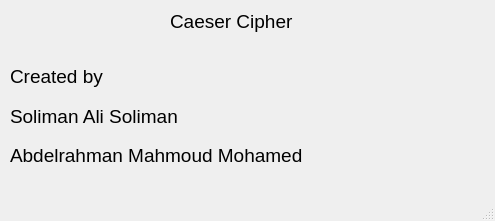
This is UI/about.ui in abdelrahmman97/Caeser-cipher as Qt 5 draws it before an edit. The edited form follows.
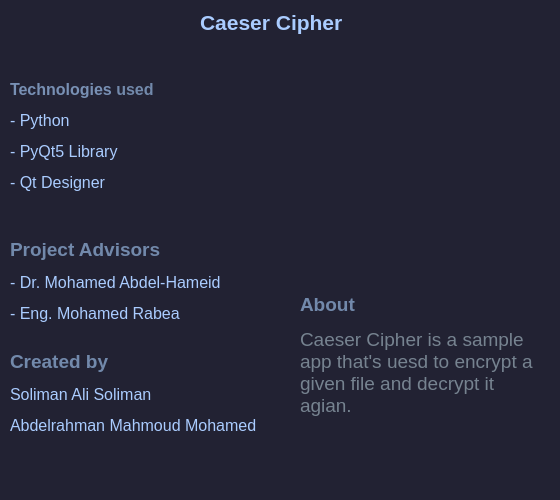
This is the edited form. Icons and pictures are not drawn.

```diff
--- a/UI/about.ui
+++ b/UI/about.ui
@@ -6,111 +6,190 @@
    <rect>
     <x>0</x>
     <y>0</y>
-    <width>495</width>
-    <height>221</height>
+    <width>560</width>
+    <height>500</height>
    </rect>
   </property>
   <property name="minimumSize">
    <size>
-    <width>495</width>
-    <height>0</height>
+    <width>560</width>
+    <height>500</height>
    </size>
   </property>
   <property name="maximumSize">
    <size>
-    <width>495</width>
-    <height>16777215</height>
+    <width>560</width>
+    <height>500</height>
    </size>
   </property>
   <property name="windowTitle">
    <string>About</string>
   </property>
+  <property name="windowIcon">
+   <iconset>
+    <normaloff>resources/001-code.png</normaloff>resources/001-code.png</iconset>
+  </property>
+  <property name="styleSheet">
+   <string notr="true">background-color: rgb(34, 34, 51);</string>
+  </property>
   <widget class="QWidget" name="centralwidget">
    <widget class="QLabel" name="label_2">
     <property name="geometry">
      <rect>
-      <x>170</x>
+      <x>200</x>
       <y>10</y>
-      <width>141</width>
-      <height>23</height>
+      <width>144</width>
+      <height>25</height>
      </rect>
     </property>
     <property name="font">
      <font>
-      <pointsize>14</pointsize>
-      <weight>50</weight>
-      <bold>false</bold>
+      <pointsize>16</pointsize>
+      <weight>75</weight>
+      <bold>true</bold>
      </font>
     </property>
+    <property name="styleSheet">
+     <string notr="true">color:rgb(170, 204, 255);</string>
+    </property>
     <property name="text">
      <string>Caeser Cipher</string>
     </property>
-    <property name="alignment">
-     <set>Qt::AlignLeading|Qt::AlignLeft|Qt::AlignVCenter</set>
-    </property>
    </widget>
-   <widget class="QWidget" name="">
+   <widget class="QLabel" name="label_6">
     <property name="geometry">
      <rect>
-      <x>10</x>
-      <y>60</y>
-      <width>293</width>
-      <height>112</height>
+      <x>310</x>
+      <y>50</y>
+      <width>230</width>
+      <height>230</height>
      </rect>
     </property>
-    <layout class="QVBoxLayout" name="verticalLayout">
-     <item>
+    <property name="pixmap">
+     <pixmap>../../../computer-vision-project/Icons/000-code.png</pixmap>
+    </property>
+    <property name="scaledContents">
+     <bool>true</bool>
+    </property>
+    <property name="alignment">
+     <set>Qt::AlignCenter</set>
+    </property>
+    <property name="margin">
+     <number>5</number>
+    </property>
+   </widget>
       <widget class="QLabel" name="label_3">
+    <property name="geometry">
+     <rect>
+      <x>300</x>
+      <y>280</y>
+      <width>241</width>
+      <height>151</height>
+     </rect>
+    </property>
        <property name="font">
         <font>
          <pointsize>14</pointsize>
-         <weight>50</weight>
-         <bold>false</bold>
+      <weight>75</weight>
+      <bold>true</bold>
         </font>
        </property>
        <property name="text">
-        <string>Created by</string>
-       </property>
-       <property name="alignment">
-        <set>Qt::AlignLeading|Qt::AlignLeft|Qt::AlignVCenter</set>
-       </property>
-      </widget>
-     </item>
-     <item>
-      <widget class="QLabel" name="label_5">
+     <string>&lt;html&gt;&lt;head/&gt;&lt;body&gt;&lt;p&gt;&lt;span style=&quot; color:#7289ab;&quot;&gt;About &lt;/span&gt;&lt;/p&gt;&lt;p&gt;&lt;span style=&quot; font-family:'Consolas','Courier New','monospace'; font-weight:400; color:#768390;&quot;&gt;Caeser Cipher is a sample app that's uesd to encrypt a given file and decrypt it agian.&lt;/span&gt;&lt;/p&gt;&lt;/body&gt;&lt;/html&gt;</string>
+    </property>
+    <property name="textFormat">
+     <enum>Qt::RichText</enum>
+    </property>
+    <property name="wordWrap">
+     <bool>true</bool>
+    </property>
+   </widget>
+   <widget class="QLabel" name="label_7">
+    <property name="geometry">
+     <rect>
+      <x>10</x>
+      <y>220</y>
+      <width>269</width>
+      <height>121</height>
+     </rect>
+    </property>
        <property name="font">
         <font>
          <pointsize>14</pointsize>
-         <weight>50</weight>
-         <bold>false</bold>
+      <weight>75</weight>
+      <bold>true</bold>
         </font>
        </property>
        <property name="text">
-        <string>Soliman Ali Soliman</string>
-       </property>
-       <property name="alignment">
-        <set>Qt::AlignLeading|Qt::AlignLeft|Qt::AlignVCenter</set>
-       </property>
-      </widget>
-     </item>
-     <item>
-      <widget class="QLabel" name="label_4">
+     <string>&lt;html&gt;&lt;head/&gt;&lt;body&gt;&lt;p&gt;&lt;span style=&quot; color:#7289ab;&quot;&gt;Project Advisors&lt;/span&gt;&lt;/p&gt;&lt;p&gt;&lt;span style=&quot; font-size:12pt; font-weight:400; color:#aaccff;&quot;&gt;- Dr. Mohamed Abdel-Hameid&lt;/span&gt;&lt;/p&gt;&lt;p&gt;&lt;span style=&quot; font-size:12pt; font-weight:400; color:#aaccff;&quot;&gt;- Eng. Mohamed Rabea&lt;/span&gt;&lt;/p&gt;&lt;/body&gt;&lt;/html&gt;</string>
+    </property>
+   </widget>
+   <widget class="QSplitter" name="splitter_2">
+    <property name="geometry">
+     <rect>
+      <x>21</x>
+      <y>395</y>
+      <width>16</width>
+      <height>16</height>
+     </rect>
+    </property>
+    <property name="orientation">
+     <enum>Qt::Vertical</enum>
+    </property>
+   </widget>
+   <widget class="QLabel" name="label">
+    <property name="geometry">
+     <rect>
+      <x>10</x>
+      <y>350</y>
+      <width>261</width>
+      <height>85</height>
+     </rect>
+    </property>
        <property name="font">
         <font>
          <pointsize>14</pointsize>
-         <weight>50</weight>
-         <bold>false</bold>
+      <weight>75</weight>
+      <bold>true</bold>
         </font>
        </property>
        <property name="text">
-        <string>Abdelrahman Mahmoud Mohamed</string>
-       </property>
-       <property name="alignment">
-        <set>Qt::AlignLeading|Qt::AlignLeft|Qt::AlignVCenter</set>
-       </property>
-      </widget>
-     </item>
-    </layout>
+     <string>&lt;html&gt;&lt;head/&gt;&lt;body&gt;&lt;p&gt;&lt;span style=&quot; color:#7289ab;&quot;&gt;Created by&lt;/span&gt;&lt;/p&gt;&lt;p&gt;&lt;span style=&quot; font-size:12pt; font-weight:400; color:#aaccff;&quot;&gt;Soliman Ali Soliman&lt;/span&gt;&lt;/p&gt;&lt;p&gt;&lt;span style=&quot; font-size:12pt; font-weight:400; color:#aaccff;&quot;&gt;Abdelrahman Mahmoud Mohamed&lt;/span&gt;&lt;/p&gt;&lt;/body&gt;&lt;/html&gt;</string>
+    </property>
+    <property name="textFormat">
+     <enum>Qt::RichText</enum>
+    </property>
+   </widget>
+   <widget class="QSplitter" name="splitter">
+    <property name="geometry">
+     <rect>
+      <x>21</x>
+      <y>490</y>
+      <width>16</width>
+      <height>16</height>
+     </rect>
+    </property>
+    <property name="orientation">
+     <enum>Qt::Vertical</enum>
+    </property>
+   </widget>
+   <widget class="QLabel" name="label_16">
+    <property name="geometry">
+     <rect>
+      <x>10</x>
+      <y>60</y>
+      <width>269</width>
+      <height>152</height>
+     </rect>
+    </property>
+    <property name="font">
+     <font>
+      <pointsize>12</pointsize>
+     </font>
+    </property>
+    <property name="text">
+     <string>&lt;html&gt;&lt;head/&gt;&lt;body&gt;&lt;p&gt;&lt;span style=&quot; font-weight:600; color:#7890b4;&quot;&gt;Technologies &lt;/span&gt;&lt;span style=&quot; font-weight:600; color:#7289ab;&quot;&gt;used&lt;/span&gt;&lt;/p&gt;&lt;p&gt;&lt;span style=&quot; color:#aaccff;&quot;&gt;- Python&lt;/span&gt;&lt;/p&gt;&lt;p&gt;&lt;span style=&quot; color:#aaccff;&quot;&gt;- PyQt5 Library&lt;/span&gt;&lt;/p&gt;&lt;p&gt;&lt;span style=&quot; color:#aaccff;&quot;&gt;- Qt Designer&lt;/span&gt;&lt;/p&gt;&lt;/body&gt;&lt;/html&gt;</string>
+    </property>
    </widget>
   </widget>
   <widget class="QMenuBar" name="menubar">
```
Left out of the diff: 6 changed lines with no effect on the pictures. Lines whose indentation alone changed are shown as unchanged.
